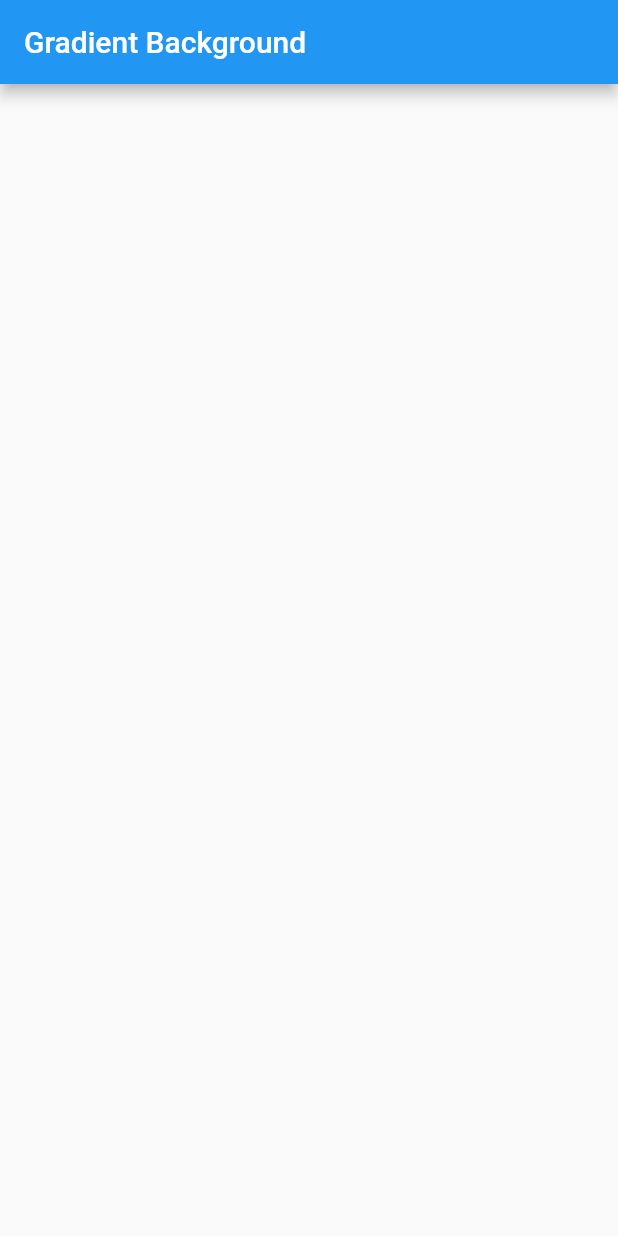
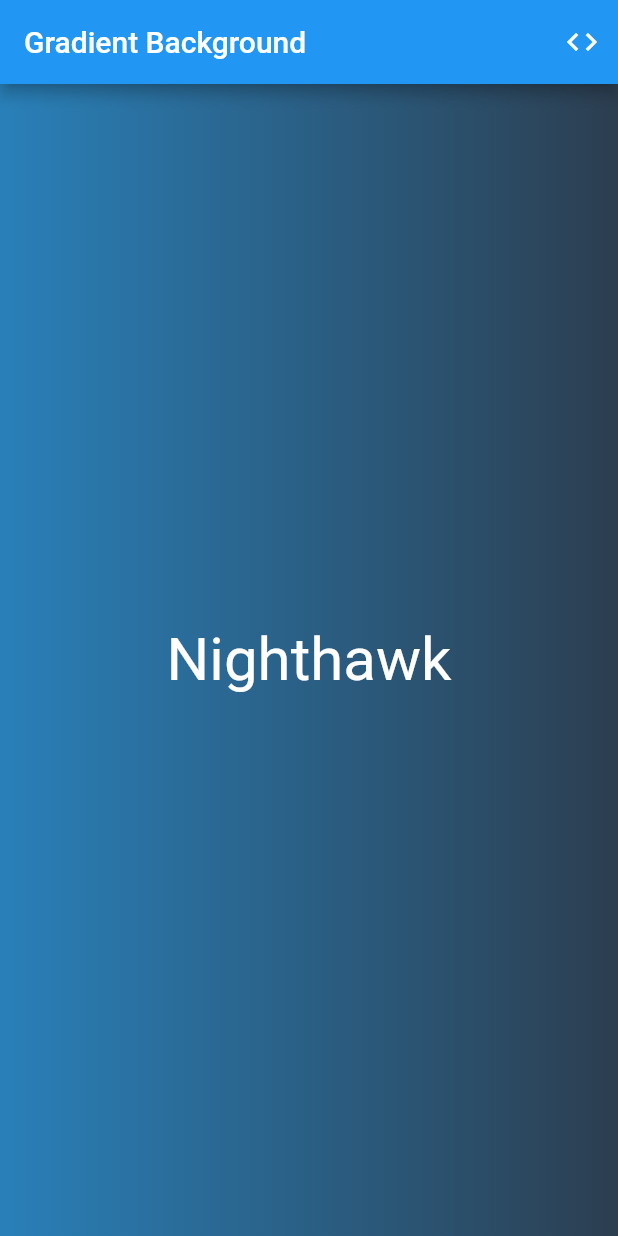
Before and after one commit to xrr2016/flutter-effect-generator, a Flutter app: the screen it shows after launch, on a phone screen of 412 x 824 dp. Run offline on Flutter 3.47's test engine with Material 2 defaults, Android fonts, the phone set to English and light mode, and no system bars; our stand-ins replace from_css_color; generated files the repository leaves out were written again.

Commit message:
feat: add css color

```diff
--- a/analysis_options.yaml
+++ b/analysis_options.yaml
@@ -22,6 +22,7 @@ linter:
   # `// ignore_for_file: name_of_lint` syntax on the line or in the file
   # producing the lint.
   rules:
+    prefer_const_constructors: false
     # avoid_print: false  # Uncomment to disable the `avoid_print` rule
     # prefer_single_quotes: true  # Uncomment to enable the `prefer_single_quotes` rule
 
--- a/lib/src/background/background_view.dart
+++ b/lib/src/background/background_view.dart
@@ -22,9 +22,52 @@ class _BackgroundViewState extends State<BackgroundView> {
       appBar: AppBar(
         title: const Text('Gradient Background'),
         centerTitle: false,
+        actions: [
+          Builder(builder: (context) {
+            return IconButton(
+              onPressed: () {
+                Scaffold.of(context).openEndDrawer();
+              },
+              icon: Icon(Icons.code),
+            );
+          }),
+        ],
       ),
-      body: const Padding(
-        padding: EdgeInsets.all(16),
+      endDrawer: SizedBox(
+        width: 400.0,
+        child: Drawer(
+          child: Container(
+            constraints: BoxConstraints.tightForFinite(),
+            color: Colors.white,
+          ),
+        ),
+      ),
+      body: Row(
+        crossAxisAlignment: CrossAxisAlignment.stretch,
+        children: [
+          Expanded(
+            child: Container(
+              alignment: Alignment.center,
+              constraints: BoxConstraints.tightForFinite(),
+              decoration: BoxDecoration(
+                color: fromCssColor('#2980b9'),
+                gradient: LinearGradient(
+                  colors: [
+                    fromCssColor('#2980b9'),
+                    fromCssColor('#2c3e50'),
+                  ],
+                ),
+              ),
+              child: Text(
+                'Nighthawk',
+                style: TextStyle(
+                  color: Colors.white,
+                  fontSize: 40.0,
+                ),
+              ),
+            ),
+          ),
+        ],
       ),
     );
   }
--- a/lib/src/exports.dart
+++ b/lib/src/exports.dart
@@ -2,6 +2,8 @@ export 'dart:math';
 export 'package:flutter/material.dart';
 export 'package:flutter/services.dart';
 export 'package:flutter_gen/gen_l10n/app_localizations.dart';
+
+export 'package:from_css_color/from_css_color.dart';
 
 export './app.dart';
 export './routes.dart';
--- a/pubspec.yaml
+++ b/pubspec.yaml
@@ -14,6 +14,7 @@ dependencies:
     sdk: flutter
   flutter_localizations:
     sdk: flutter
+  from_css_color: ^2.0.0
 
 dev_dependencies:
   flutter_test:
```
Also changed, not shown: pubspec.lock.
